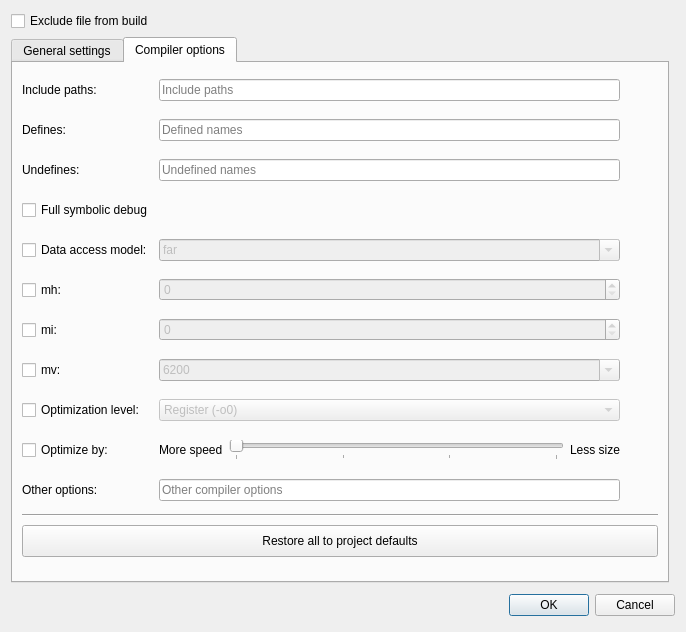
molotov-dmitry/ccs-pjt-editor-qt, file dialogfileoptions.ui: the form before one commit.
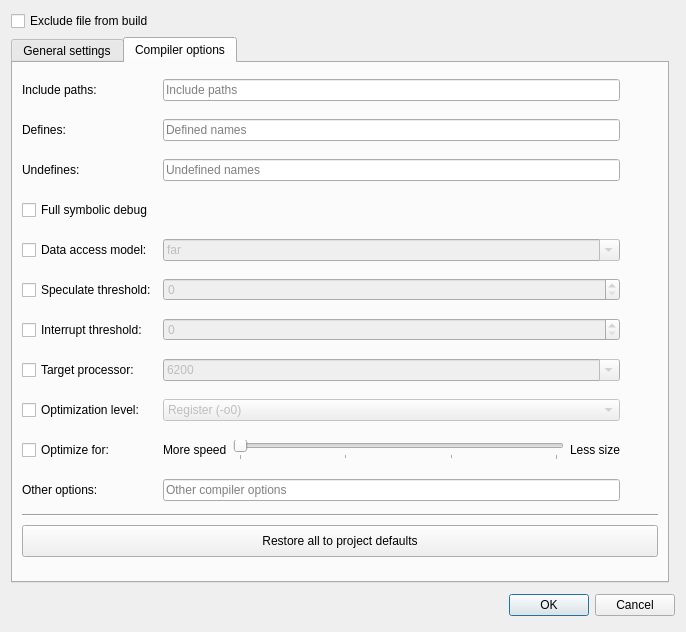
The form after the commit. Icons and pictures are not drawn. Custom widgets are drawn as their Qt base class.

What changed in the file:
```diff
--- a/dialogfileoptions.ui
+++ b/dialogfileoptions.ui
@@ -191,7 +191,7 @@
           <string>Specify maximum cycles that interrupts may be disabled</string>
          </property>
          <property name="text">
-          <string>mi:</string>
+          <string>Interrupt threshold:</string>
          </property>
         </widget>
        </item>
@@ -441,7 +441,7 @@
           <string>Target processor version</string>
          </property>
          <property name="text">
-          <string>mv:</string>
+          <string>Target processor:</string>
          </property>
         </widget>
        </item>
@@ -520,14 +520,14 @@
           <string>Specify speculative load byte count threshold</string>
          </property>
          <property name="text">
-          <string>mh:</string>
+          <string>Speculate threshold:</string>
          </property>
         </widget>
        </item>
        <item row="9" column="0">
         <widget class="QCheckBox" name="checkOptimizationType">
          <property name="text">
-          <string>Optimize by:</string>
+          <string>Optimize for:</string>
          </property>
         </widget>
        </item>
```
